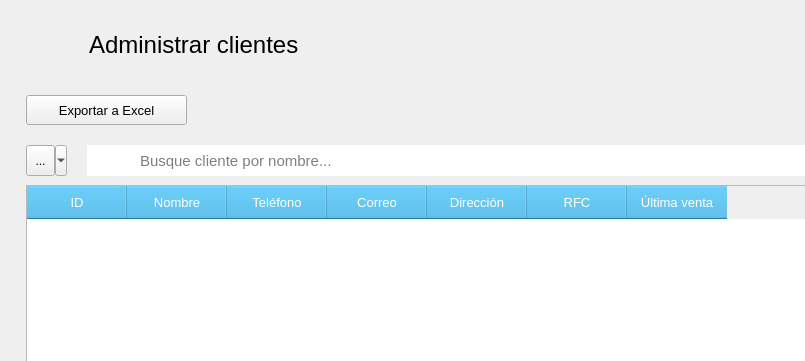
ivanperez-7/printpos, file src/AdministrarClientes/Ui_AdministrarClientes.ui: the form before one commit; both pictures show x 0 to 805 and y 0 to 361 of the 1161 by 686 pixel window.
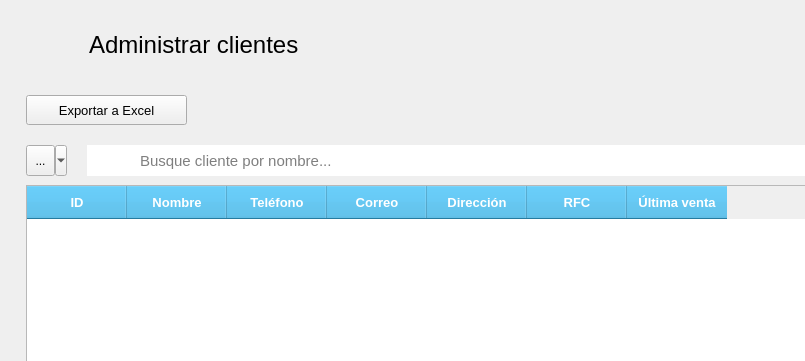
The form after the commit. Icons and pictures are not drawn.

Diff of the .ui file:
```diff
--- a/src/AdministrarClientes/Ui_AdministrarClientes.ui
+++ b/src/AdministrarClientes/Ui_AdministrarClientes.ui
@@ -97,6 +97,11 @@
         <verstretch>0</verstretch>
        </sizepolicy>
       </property>
+      <property name="font">
+       <font>
+        <family>MS Shell Dlg 2</family>
+       </font>
+      </property>
       <property name="frameShadow">
        <enum>QFrame::Raised</enum>
       </property>
@@ -345,6 +350,11 @@
        </item>
        <item>
         <widget class="QFrame" name="frame_7">
+         <property name="font">
+          <font>
+           <family>MS Shell Dlg 2</family>
+          </font>
+         </property>
          <property name="frameShadow">
           <enum>QFrame::Raised</enum>
          </property>
@@ -359,13 +369,13 @@
            <widget class="QTableWidget" name="tabla_clientes">
             <property name="font">
              <font>
-              <family>Arial</family>
+              <family>MS Shell Dlg 2</family>
               <pointsize>10</pointsize>
              </font>
             </property>
             <property name="styleSheet">
              <string notr="true">QHeaderView::section {
-	font: bold 10pt &quot;Arial&quot;;
+	font: bold 10pt;
 	color: rgb(255, 255, 255);
 	background-color: rgb(52, 172, 224);
 
```
Left out of the diff: 90 changed lines with no effect on the pictures.
